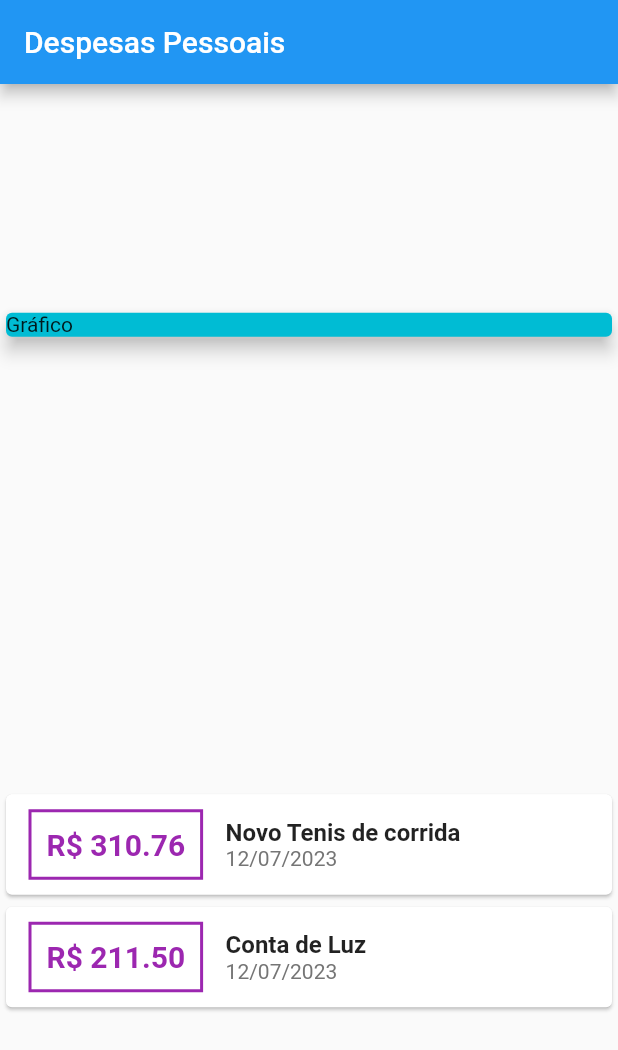
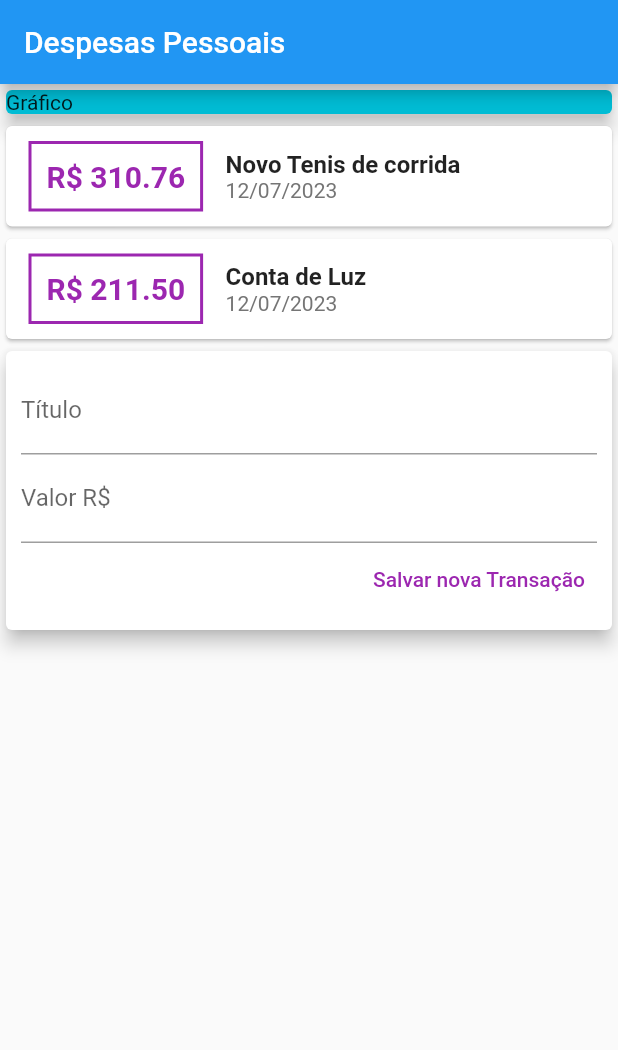
Before and after one commit to TiagOliveiraTI/expenses, a Flutter app: the screen it shows after launch, on a phone screen of 412 x 824 dp. Shown: the top 1050 px of the screen. Run offline on Flutter 3.47's test engine with Material 2 defaults, Android fonts, the phone set to English and light mode, and no system bars.

Commit message:
✨ add car of new transactions

```diff
--- a/lib/main.dart
+++ b/lib/main.dart
@@ -40,7 +40,6 @@ class MyHomePage extends StatelessWidget {
         title: const Text('Despesas Pessoais'),
       ),
       body: Column(
-        mainAxisAlignment: MainAxisAlignment.spaceAround,
         crossAxisAlignment: CrossAxisAlignment.stretch,
         children: [
           const Card(
@@ -95,6 +94,34 @@ class MyHomePage extends StatelessWidget {
               }).toList()
             ],
           ),
+          Card(
+            elevation: 5,
+            child: Padding(
+              padding: const EdgeInsets.all(10),
+              child: Column(
+                children: [
+                  const TextField(
+                    decoration: InputDecoration(labelText: 'Título'),
+                  ),
+                  const TextField(
+                    decoration: InputDecoration(labelText: 'Valor R\$'),
+                  ),
+                  Row(
+                    mainAxisAlignment: MainAxisAlignment.end,
+                    children: [
+                      TextButton(
+                        onPressed: () {},
+                        style: TextButton.styleFrom(
+                          foregroundColor: Colors.purple,
+                        ),
+                        child: const Text('Salvar nova Transação'),
+                      ),
+                    ],
+                  )
+                ],
+              ),
+            ),
+          ),
         ],
       ),
     );
```
